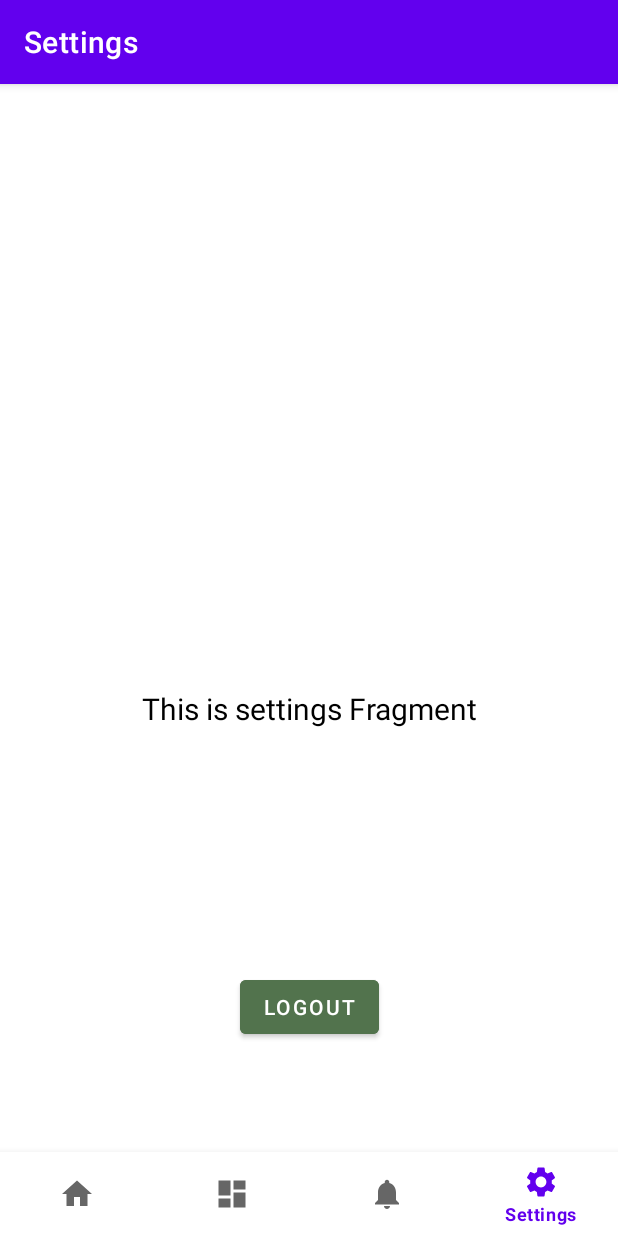
After one commit to Peduli-Pangan-Bangkit-2023/Peduli-Pangan-Android, an Android app: the SettingsFragment screen opened through its navigation route, on a phone screen of 412 x 824 dp. The commit adds this screen. Run offline under Robolectric (Android 15) with nearby library versions, the phone set to English and light mode, and no system bars; our stand-ins replace navigation-ui.

Commit message:
Menambahkan settings fragment, aksi logout, dan memperbaiki layout.

```diff
--- a/app/src/main/AndroidManifest.xml
+++ b/app/src/main/AndroidManifest.xml
@@ -1,6 +1,8 @@
 <?xml version="1.0" encoding="utf-8"?>
 <manifest xmlns:android="http://schemas.android.com/apk/res/android"
     xmlns:tools="http://schemas.android.com/tools">
+
+    <uses-permission android:name="android.permission.INTERNET"/>
 
     <application
         android:allowBackup="true"
--- a/app/src/main/java/com/alvintio/pedulipangan/MainActivity.kt
+++ b/app/src/main/java/com/alvintio/pedulipangan/MainActivity.kt
@@ -42,7 +42,7 @@ class MainActivity : AppCompatActivity() {
         // menu should be considered as top level destinations.
         val appBarConfiguration = AppBarConfiguration(
             setOf(
-                R.id.navigation_home, R.id.navigation_dashboard, R.id.navigation_notifications
+                R.id.navigation_home, R.id.navigation_dashboard, R.id.navigation_notifications, R.id.navigation_settings
             )
         )
         setupActionBarWithNavController(navController, appBarConfiguration)
--- /dev/null
+++ b/app/src/main/java/com/alvintio/pedulipangan/ui/settings/SettingsFragment.kt
@@ -0,0 +1,64 @@
+package com.alvintio.pedulipangan.ui.settings
+
+import android.content.Context
+import android.content.Intent
+import android.os.Bundle
+import androidx.fragment.app.Fragment
+import android.view.LayoutInflater
+import android.view.View
+import android.view.ViewGroup
+import android.widget.TextView
+import androidx.datastore.core.DataStore
+import androidx.datastore.dataStore
+import androidx.datastore.preferences.preferencesDataStore
+import androidx.lifecycle.ViewModelProvider
+import androidx.navigation.fragment.findNavController
+import com.alvintio.pedulipangan.R
+import com.alvintio.pedulipangan.data.repo.UserPreferences
+import com.alvintio.pedulipangan.databinding.FragmentSettingsBinding
+import com.alvintio.pedulipangan.view.LoginActivity
+import com.alvintio.pedulipangan.view.OnboardingActivity
+import java.util.prefs.Preferences
+
+class SettingsFragment : Fragment() {
+    private var _binding: FragmentSettingsBinding? = null
+    private val binding get() = _binding!!
+    private lateinit var userPreferences: UserPreferences
+    private val Context.dataStore by preferencesDataStore("user_preferences")
+
+    override fun onCreateView(
+        inflater: LayoutInflater,
+        container: ViewGroup?,
+        savedInstanceState: Bundle?
+    ): View {
+        _binding = FragmentSettingsBinding.inflate(inflater, container, false)
+        val root: View = binding.root
+
+        userPreferences = UserPreferences.getInstance(requireContext().dataStore)
+
+        val viewModelFactory = SettingsViewModelFactory(userPreferences)
+        val settingsViewModel = ViewModelProvider(this, viewModelFactory).get(SettingsViewModel::class.java)
+
+        settingsViewModel.logoutComplete.observe(viewLifecycleOwner) { logoutComplete ->
+            if (logoutComplete) {
+                startActivity(Intent(requireContext(), OnboardingActivity::class.java))
+                requireActivity().finish()
+            }
+        }
+
+        val textView: TextView = binding.textSettings
+        settingsViewModel.text.observe(viewLifecycleOwner) {
+            textView.text = it
+        }
+
+        binding.btnLogout.setOnClickListener {
+            settingsViewModel.userLogout()
+        }
+        return root
+    }
+
+    override fun onDestroyView() {
+        super.onDestroyView()
+        _binding = null
+    }
+}
--- /dev/null
+++ b/app/src/main/java/com/alvintio/pedulipangan/ui/settings/SettingsViewModel.kt
@@ -0,0 +1,26 @@
+package com.alvintio.pedulipangan.ui.settings
+
+import androidx.lifecycle.LiveData
+import androidx.lifecycle.MutableLiveData
+import androidx.lifecycle.ViewModel
+import androidx.lifecycle.viewModelScope
+import com.alvintio.pedulipangan.data.repo.UserPreferences
+import kotlinx.coroutines.launch
+
+class SettingsViewModel(private val pref: UserPreferences) : ViewModel() {
+    private val _logoutComplete = MutableLiveData<Boolean>()
+    val logoutComplete: LiveData<Boolean> = _logoutComplete
+
+    private val _text = MutableLiveData<String>().apply {
+        value = "This is settings Fragment"
+    }
+
+    val text: LiveData<String> = _text
+
+    fun userLogout() {
+        viewModelScope.launch {
+            pref.logout()
+            _logoutComplete.value = true
+        }
+    }
+}
--- /dev/null
+++ b/app/src/main/java/com/alvintio/pedulipangan/ui/settings/SettingsViewModelFactory.kt
@@ -0,0 +1,14 @@
+package com.alvintio.pedulipangan.ui.settings
+
+import androidx.lifecycle.ViewModel
+import androidx.lifecycle.ViewModelProvider
+import com.alvintio.pedulipangan.data.repo.UserPreferences
+
+class SettingsViewModelFactory(private val userPreferences: UserPreferences) : ViewModelProvider.Factory {
+    override fun <T : ViewModel> create(modelClass: Class<T>): T {
+        if (modelClass.isAssignableFrom(SettingsViewModel::class.java)) {
+            return SettingsViewModel(userPreferences) as T
+        }
+        throw IllegalArgumentException("Unknown ViewModel class")
+    }
+}
--- /dev/null
+++ b/app/src/main/res/drawable/baseline_settings_24.xml
@@ -0,0 +1,5 @@
+<vector android:height="24dp" android:tint="#000000"
+    android:viewportHeight="24" android:viewportWidth="24"
+    android:width="24dp" xmlns:android="http://schemas.android.com/apk/res/android">
+    <path android:fillColor="@android:color/white" android:pathData="M19.14,12.94c0.04,-0.3 0.06,-0.61 0.06,-0.94c0,-0.32 -0.02,-0.64 -0.07,-0.94l2.03,-1.58c0.18,-0.14 0.23,-0.41 0.12,-0.61l-1.92,-3.32c-0.12,-0.22 -0.37,-0.29 -0.59,-0.22l-2.39,0.96c-0.5,-0.38 -1.03,-0.7 -1.62,-0.94L14.4,2.81c-0.04,-0.24 -0.24,-0.41 -0.48,-0.41h-3.84c-0.24,0 -0.43,0.17 -0.47,0.41L9.25,5.35C8.66,5.59 8.12,5.92 7.63,6.29L5.24,5.33c-0.22,-0.08 -0.47,0 -0.59,0.22L2.74,8.87C2.62,9.08 2.66,9.34 2.86,9.48l2.03,1.58C4.84,11.36 4.8,11.69 4.8,12s0.02,0.64 0.07,0.94l-2.03,1.58c-0.18,0.14 -0.23,0.41 -0.12,0.61l1.92,3.32c0.12,0.22 0.37,0.29 0.59,0.22l2.39,-0.96c0.5,0.38 1.03,0.7 1.62,0.94l0.36,2.54c0.05,0.24 0.24,0.41 0.48,0.41h3.84c0.24,0 0.44,-0.17 0.47,-0.41l0.36,-2.54c0.59,-0.24 1.13,-0.56 1.62,-0.94l2.39,0.96c0.22,0.08 0.47,0 0.59,-0.22l1.92,-3.32c0.12,-0.22 0.07,-0.47 -0.12,-0.61L19.14,12.94zM12,15.6c-1.98,0 -3.6,-1.62 -3.6,-3.6s1.62,-3.6 3.6,-3.6s3.6,1.62 3.6,3.6S13.98,15.6 12,15.6z"/>
+</vector>
--- a/app/src/main/res/layout/activity_login.xml
+++ b/app/src/main/res/layout/activity_login.xml
@@ -120,6 +120,7 @@
         android:layout_margin="32dp"
         android:text="@string/login"
         android:textSize="18sp"
+        android:backgroundTint="@color/dark_green"
         app:layout_constraintStart_toStartOf="parent"
         app:layout_constraintEnd_toEndOf="parent"
         app:layout_constraintTop_toBottomOf="@id/til_password" />
--- a/app/src/main/res/layout/activity_onboarding.xml
+++ b/app/src/main/res/layout/activity_onboarding.xml
@@ -15,6 +15,7 @@
         android:layout_margin="4dp"
         android:text="@string/skip"
         android:textSize="12sp"
+        android:textColor="@color/dark_green"
         app:layout_constraintTop_toTopOf="parent"
         app:layout_constraintEnd_toEndOf="parent" />
 
@@ -243,6 +244,7 @@
         android:layout_marginBottom="32dp"
         android:alpha="0"
         android:text="@string/start_now"
+        android:backgroundTint="@color/dark_green"
         app:layout_constraintBottom_toTopOf="@+id/menu2"
         app:layout_constraintEnd_toEndOf="parent"
         app:layout_constraintStart_toStartOf="parent" />
--- /dev/null
+++ b/app/src/main/res/layout/fragment_settings.xml
@@ -0,0 +1,37 @@
+<?xml version="1.0" encoding="utf-8"?>
+<androidx.constraintlayout.widget.ConstraintLayout xmlns:android="http://schemas.android.com/apk/res/android"
+    xmlns:app="http://schemas.android.com/apk/res-auto"
+    xmlns:tools="http://schemas.android.com/tools"
+    android:layout_width="match_parent"
+    android:layout_height="match_parent"
+    tools:context=".ui.notifications.NotificationsFragment">
+
+    <TextView
+        android:id="@+id/text_settings"
+        android:layout_width="match_parent"
+        android:layout_height="wrap_content"
+        android:layout_marginStart="8dp"
+        android:layout_marginTop="8dp"
+        android:layout_marginEnd="8dp"
+        android:textAlignment="center"
+        android:textSize="20sp"
+        android:textColor="@color/black"
+        android:text="@string/title_settings"
+        app:layout_constraintBottom_toBottomOf="parent"
+        app:layout_constraintEnd_toEndOf="parent"
+        app:layout_constraintStart_toStartOf="parent"
+        app:layout_constraintTop_toTopOf="parent" />
+
+    <Button
+        android:id="@+id/btn_logout"
+        android:layout_width="wrap_content"
+        android:layout_height="wrap_content"
+        android:backgroundTint="@color/dark_green"
+        android:text="@string/settings_logout"
+        android:textSize="14sp"
+        app:layout_constraintBottom_toBottomOf="parent"
+        app:layout_constraintEnd_toEndOf="parent"
+        app:layout_constraintStart_toStartOf="parent"
+        app:layout_constraintTop_toTopOf="parent"
+        app:layout_constraintVertical_bias="0.806" />
+</androidx.constraintlayout.widget.ConstraintLayout>
--- a/app/src/main/res/menu/bottom_nav_menu.xml
+++ b/app/src/main/res/menu/bottom_nav_menu.xml
@@ -16,4 +16,9 @@
         android:icon="@drawable/ic_notifications_black_24dp"
         android:title="@string/title_notifications" />
 
+    <item
+        android:id="@+id/navigation_settings"
+        android:title="@string/title_settings"
+        android:icon="@drawable/baseline_settings_24"/>
+
 </menu>
--- a/app/src/main/res/navigation/mobile_navigation.xml
+++ b/app/src/main/res/navigation/mobile_navigation.xml
@@ -22,4 +22,10 @@
         android:name="com.alvintio.pedulipangan.ui.notifications.NotificationsFragment"
         android:label="@string/title_notifications"
         tools:layout="@layout/fragment_notifications" />
+
+    <fragment
+        android:id="@+id/navigation_settings"
+        android:name="com.alvintio.pedulipangan.ui.settings.SettingsFragment"
+        android:label="@string/title_settings"
+        tools:layout="@layout/fragment_settings"/>
 </navigation>
--- a/app/src/main/res/values/strings.xml
+++ b/app/src/main/res/values/strings.xml
@@ -33,4 +33,8 @@
     <string name="continue_on">Lanjutkan</string>
     <string name="error">Error:</string>
     <string name="input_name">Silakan masukkan nama Anda</string>
+    <!-- TODO: Remove or change this placeholder text -->
+    <string name="hello_blank_fragment">Hello blank fragment</string>
+    <string name="title_settings">Settings</string>
+    <string name="settings_logout">Logout</string>
 </resources>
```
